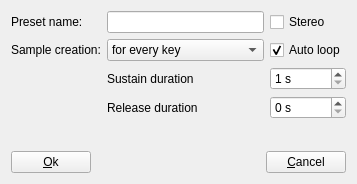
Above: sources/editor/tools/merge_samples/toolmergesamples_gui.ui from davy7125/polyphone before the change. Below: the same form after it.
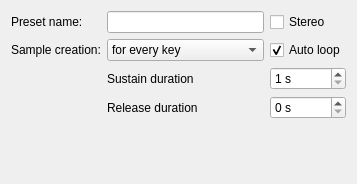
That is the form after the change.

Commit message:
Button order in dialogs
Closes #322

What changed in the file:
```diff
--- a/sources/editor/tools/merge_samples/toolmergesamples_gui.ui
+++ b/sources/editor/tools/merge_samples/toolmergesamples_gui.ui
@@ -129,35 +129,7 @@
     </spacer>
    </item>
    <item>
-    <layout class="QHBoxLayout" name="horizontalLayout">
-     <item>
-      <widget class="QPushButton" name="pushOk">
-       <property name="text">
-        <string>&amp;Ok</string>
-       </property>
-      </widget>
-     </item>
-     <item>
-      <spacer name="horizontalSpacer_3">
-       <property name="orientation">
-        <enum>Qt::Orientation::Horizontal</enum>
-       </property>
-       <property name="sizeHint" stdset="0">
-        <size>
-         <width>40</width>
-         <height>20</height>
-        </size>
-       </property>
-      </spacer>
-     </item>
-     <item>
-      <widget class="QPushButton" name="pushCancel">
-       <property name="text">
-        <string>&amp;Cancel</string>
-       </property>
-      </widget>
-     </item>
-    </layout>
+    <widget class="QDialogButtonBox" name="buttonBox"/>
    </item>
   </layout>
  </widget>
```
Left out of the diff: 2 changed lines with no effect on the pictures. The commit also changes 89 other files.
